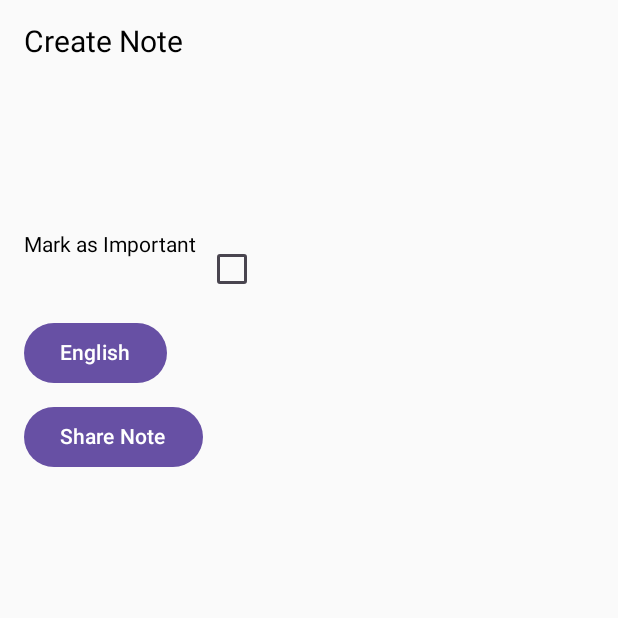
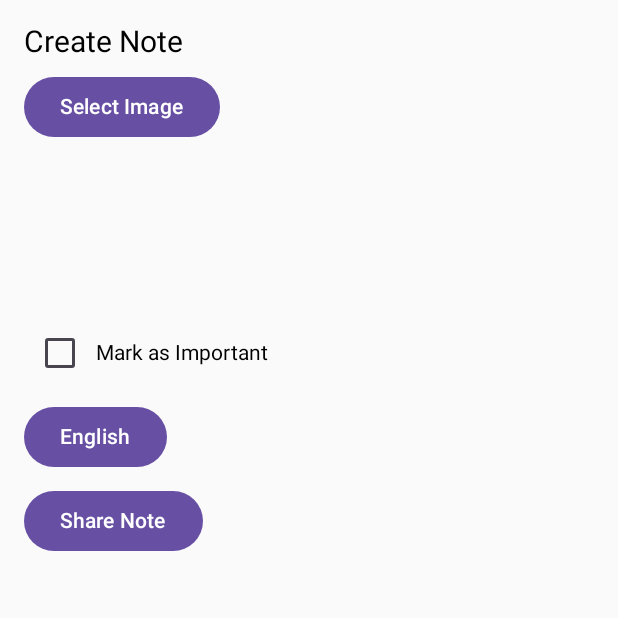
Before and after one commit to SANSvenom/Mopro_HasnanAlif_Assesment1, an Android app built with Jetpack Compose: the NoteScreen screen opened through its navigation route, after a tap on "Share Note", on a phone screen of 412 x 824 dp, the top half of it. Run offline under Robolectric (Android 15) with nearby library versions, the phone set to English and light mode, and no system bars.

Commit message:
1.3 Proses Pembuatan Aplikasi Note menambahkan input gambar

```diff
--- a/app/build.gradle.kts
+++ b/app/build.gradle.kts
@@ -58,4 +58,6 @@ dependencies {
     androidTestImplementation(libs.androidx.ui.test.junit4)
     debugImplementation(libs.androidx.ui.tooling)
     debugImplementation(libs.androidx.ui.test.manifest)
+    implementation("io.coil-kt:coil-compose:2.5.0") // Untuk load gambar dengan rememberAsyncImagePainter
+    implementation("androidx.compose.ui:ui:1.6.0") // Untuk Alignment dan UI lainnya
 }
--- a/app/src/main/java/com/hasnan0062/hasnanalif_607062300062_assesment1/MainActivity.kt
+++ b/app/src/main/java/com/hasnan0062/hasnanalif_607062300062_assesment1/MainActivity.kt
@@ -1,21 +1,30 @@
 package com.hasnan0062.hasnanalif_607062300062_assesment1
 
 import android.content.Intent
+import android.net.Uri
 import android.os.Bundle
 import androidx.activity.ComponentActivity
+import androidx.activity.compose.rememberLauncherForActivityResult
+import androidx.activity.result.contract.ActivityResultContracts
 import androidx.activity.compose.setContent
+import androidx.compose.foundation.Image
 import androidx.compose.foundation.layout.*
 import androidx.compose.foundation.text.BasicTextField
+import androidx.compose.foundation.text.KeyboardActions
+import androidx.compose.foundation.text.KeyboardOptions
 import androidx.compose.material3.*
 import androidx.compose.runtime.*
 import androidx.compose.ui.Modifier
 import androidx.compose.ui.graphics.Color
+import androidx.compose.ui.platform.LocalContext
 import androidx.compose.ui.text.input.TextFieldValue
 import androidx.compose.ui.unit.dp
 import androidx.compose.ui.unit.sp
 import androidx.navigation.NavController
 import androidx.navigation.compose.*
 import androidx.navigation.compose.rememberNavController
+import coil.compose.rememberAsyncImagePainter
+import androidx.compose.ui.Alignment
 
 class MainActivity : ComponentActivity() {
     override fun onCreate(savedInstanceState: Bundle?) {
@@ -38,7 +47,9 @@ fun NoteApp() {
 @Composable
 fun HomeScreen(navController: NavController) {
     Column(
-        modifier = Modifier.fillMaxSize().padding(16.dp)
+        modifier = Modifier
+            .fillMaxSize()
+            .padding(16.dp)
     ) {
         Text(text = "Simple Note App", fontSize = 24.sp, color = Color.Black)
         Button(onClick = { navController.navigate("note") }) {
@@ -51,37 +62,69 @@ fun HomeScreen(navController: NavController) {
 fun NoteScreen(navController: NavController) {
     var noteText by remember { mutableStateOf(TextFieldValue()) }
     var isImportant by remember { mutableStateOf(false) }
+    var selectedImageUri by remember { mutableStateOf<Uri?>(null) }
+    val context = LocalContext.current
     val languageOptions = listOf("English", "Indonesia")
     var selectedLanguage by remember { mutableStateOf(languageOptions[0]) }
 
+    val imagePickerLauncher = rememberLauncherForActivityResult(
+        contract = ActivityResultContracts.GetContent()
+    ) { uri: Uri? ->
+        selectedImageUri = uri
+    }
+
     Column(
-        modifier = Modifier.fillMaxSize().padding(16.dp),
+        modifier = Modifier
+            .fillMaxSize()
+            .padding(16.dp),
         verticalArrangement = Arrangement.spacedBy(8.dp)
     ) {
-        Text("Create Note", fontSize = 20.sp)
+        Text("Create Note", fontSize = 20.sp, color = Color.Black)
+
+        // Tombol untuk memilih gambar
+        Button(onClick = { imagePickerLauncher.launch("image/*") }) {
+            Text("Select Image")
+        }
+
+        // Menampilkan gambar jika ada yang dipilih
+        selectedImageUri?.let { uri ->
+            Image(
+                painter = rememberAsyncImagePainter(uri),
+                contentDescription = "Selected Image",
+                modifier = Modifier
+                    .fillMaxWidth()
+                    .height(200.dp)
+            )
+        }
+
+        // Input teks untuk catatan
         BasicTextField(
             value = noteText,
             onValueChange = { noteText = it },
-            modifier = Modifier.fillMaxWidth().height(100.dp)
+            modifier = Modifier
+                .fillMaxWidth()
+                .height(100.dp)
         )
 
-        Row {
-            Text("Mark as Important")
+        Row(verticalAlignment = Alignment.CenterVertically) {
             Checkbox(
                 checked = isImportant,
                 onCheckedChange = { isImportant = it }
             )
+            Text("Mark as Important")
         }
 
+        // Dropdown untuk memilih bahasa
         DropdownMenuDemo(selectedLanguage, languageOptions) { selectedLanguage = it }
 
+        // Tombol untuk membagikan catatan
         Button(onClick = {
             val intent = Intent().apply {
                 action = Intent.ACTION_SEND
                 putExtra(Intent.EXTRA_TEXT, noteText.text)
                 type = "text/plain"
             }
-            navController.context.startActivity(Intent.createChooser(intent, "Share via"))
+            context.startActivity(Intent.createChooser(intent, "Share via"))
         }) {
             Text("Share Note")
         }
@@ -103,10 +146,6 @@ fun DropdownMenuDemo(selected: String, options: List<String>, onOptionSelected:
                         expanded = false
                     }
                 )
-
-//                {
-//                    Text(option)
-//                }
             }
         }
     }
```
